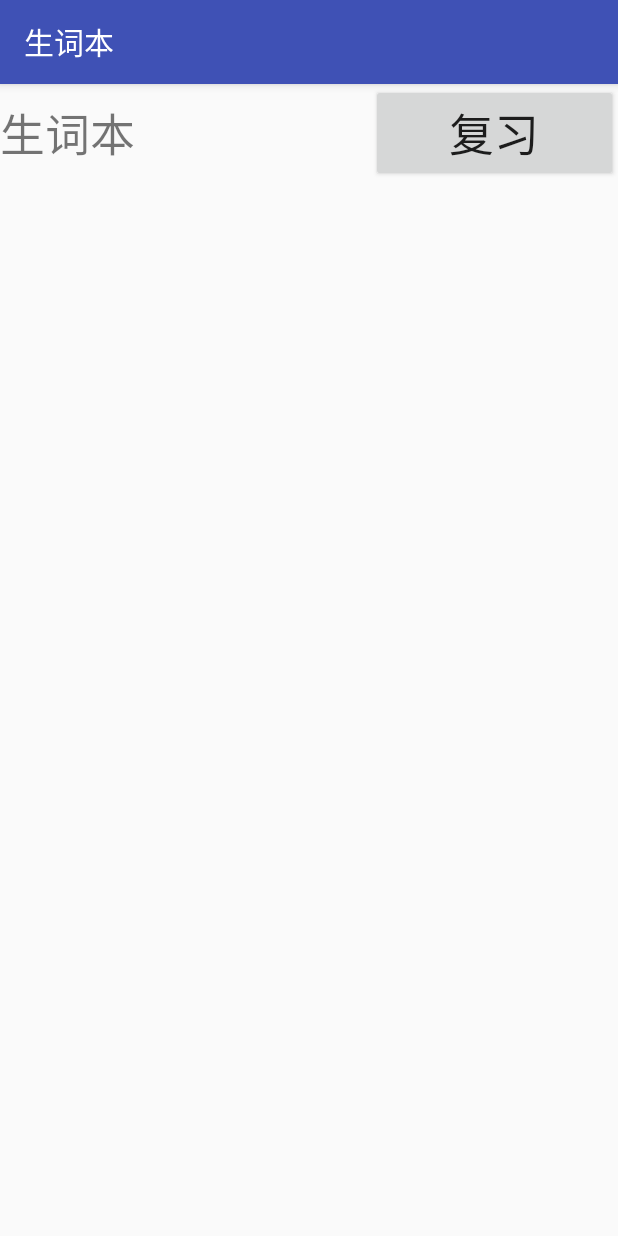
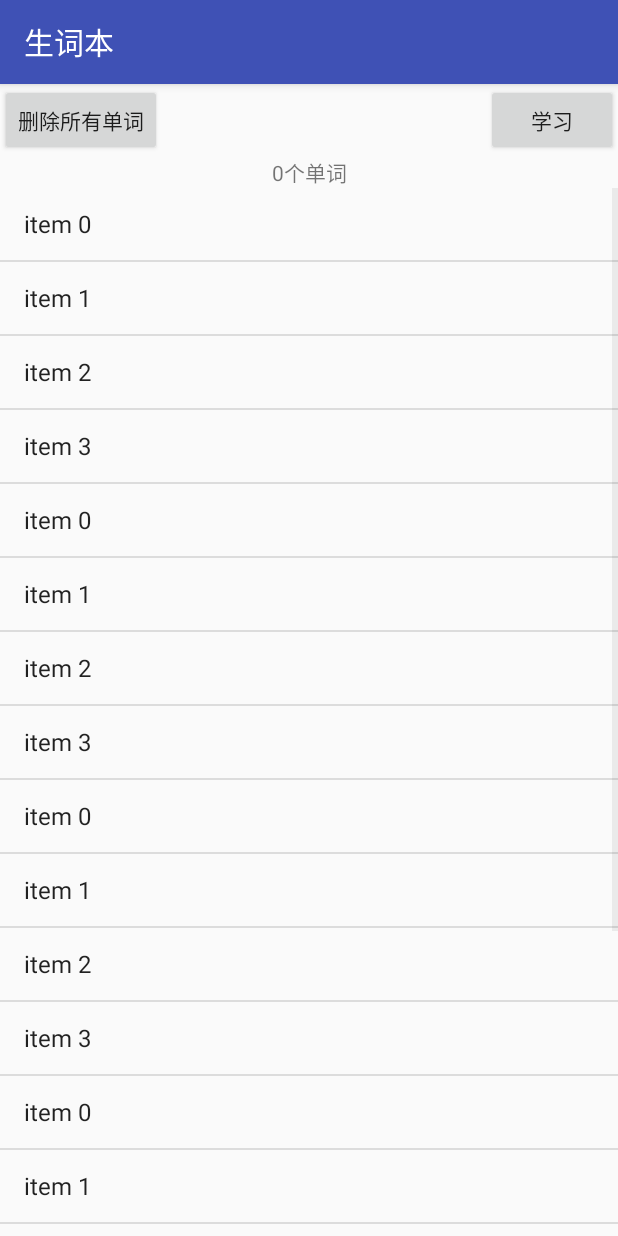
Before and after one commit to SPA-SPA-SPA/French_APP, an Android app: the WordListActivity screen opened directly, with no data from a screen before it, on a phone screen of 412 x 824 dp. Run offline under Robolectric (Android 15) with nearby library versions, the phone set to English and light mode, and no system bars.

```diff
--- a/app/src/main/res/layout/activity_word_list.xml
+++ b/app/src/main/res/layout/activity_word_list.xml
@@ -15,29 +15,42 @@
         android:layout_height="wrap_content"
         android:orientation="horizontal">
 
+        <Button
+            android:id="@+id/Button_DeleteAllWords"
+            android:layout_width="wrap_content"
+            android:layout_height="wrap_content"
+            android:text="删除所有单词"
+            />
+
         <TextView
-            android:id="@+id/Text_WordList"
-            android:layout_width="match_parent"
+            android:id="@+id/Text_blank"
+            android:layout_width="wrap_content"
             android:layout_height="wrap_content"
-            android:layout_weight="2"
-            android:textSize="30dp"
-            android:text="生词本"
+            android:layout_weight="1"
+            android:gravity="center"
             />
 
         <Button
             android:id="@+id/Button_revise"
-            android:layout_width="match_parent"
+            android:layout_width="wrap_content"
             android:layout_height="wrap_content"
-            android:layout_toRightOf="@id/Text_WordList"
-            android:layout_weight="3"
-            android:textSize="30dp"
-            android:text="复习"
+            android:text="学习"
             />
     </LinearLayout>
 
+    <TextView
+        android:id="@+id/Text_JustAView"
+        android:layout_width="match_parent"
+        android:layout_height="wrap_content"
+        android:gravity="center"
+        android:text="0个单词"
+        />
+
     <ListView
+        android:id="@+id/List_Words"
         android:layout_width="wrap_content"
-        android:layout_height="wrap_content">
+        android:layout_height="wrap_content"
+        android:entries="@array/examples">
 
     </ListView>
 
--- a/app/src/main/res/values/strings.xml
+++ b/app/src/main/res/values/strings.xml
@@ -2,4 +2,27 @@
     <string name="app_name">Ever</string>
     <string name="FindWordActivity">查询单词</string>
     <string name="WordListActivity">生词本</string>
+
+    <string-array name="examples">
+        <item>item 0</item>
+        <item>item 1</item>
+        <item>item 2</item>
+        <item>item 3</item>
+        <item>item 0</item>
+        <item>item 1</item>
+        <item>item 2</item>
+        <item>item 3</item>
+        <item>item 0</item>
+        <item>item 1</item>
+        <item>item 2</item>
+        <item>item 3</item>
+        <item>item 0</item>
+        <item>item 1</item>
+        <item>item 2</item>
+        <item>item 3</item>
+        <item>item 0</item>
+        <item>item 1</item>
+        <item>item 2</item>
+        <item>item 3</item>
+    </string-array>
 </resources>
```
Also changed, not shown: app/src/main/java/com/example/arthurlai/ever/EverDatabaseHelper.java (added, +53 -0 lines).
